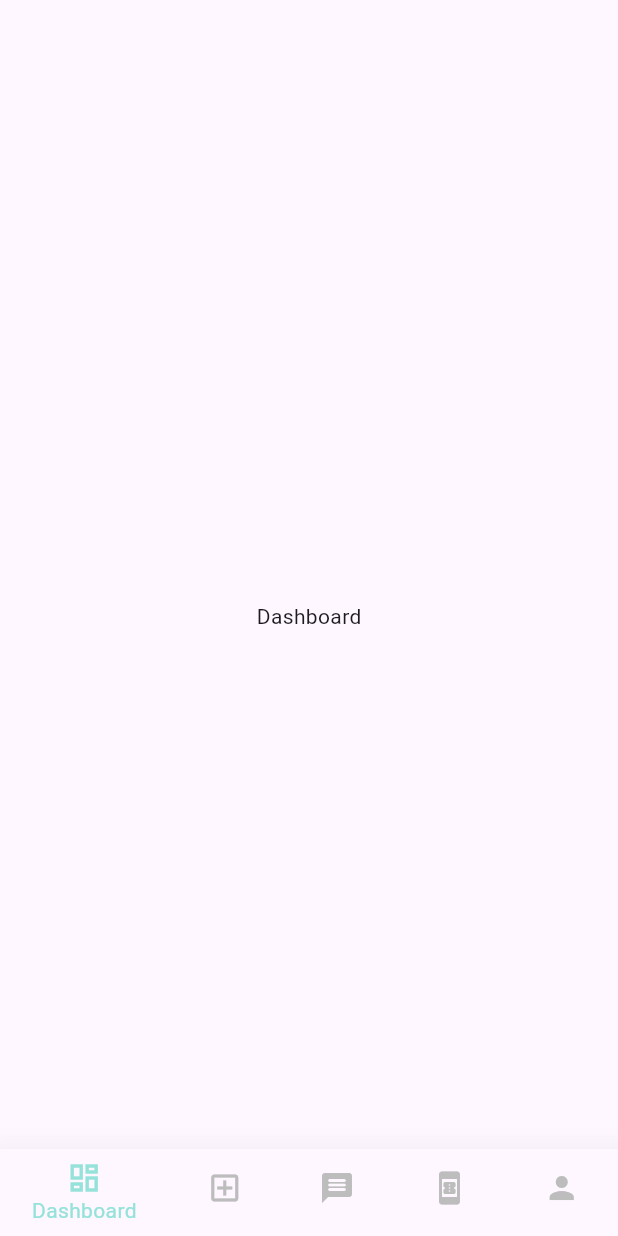
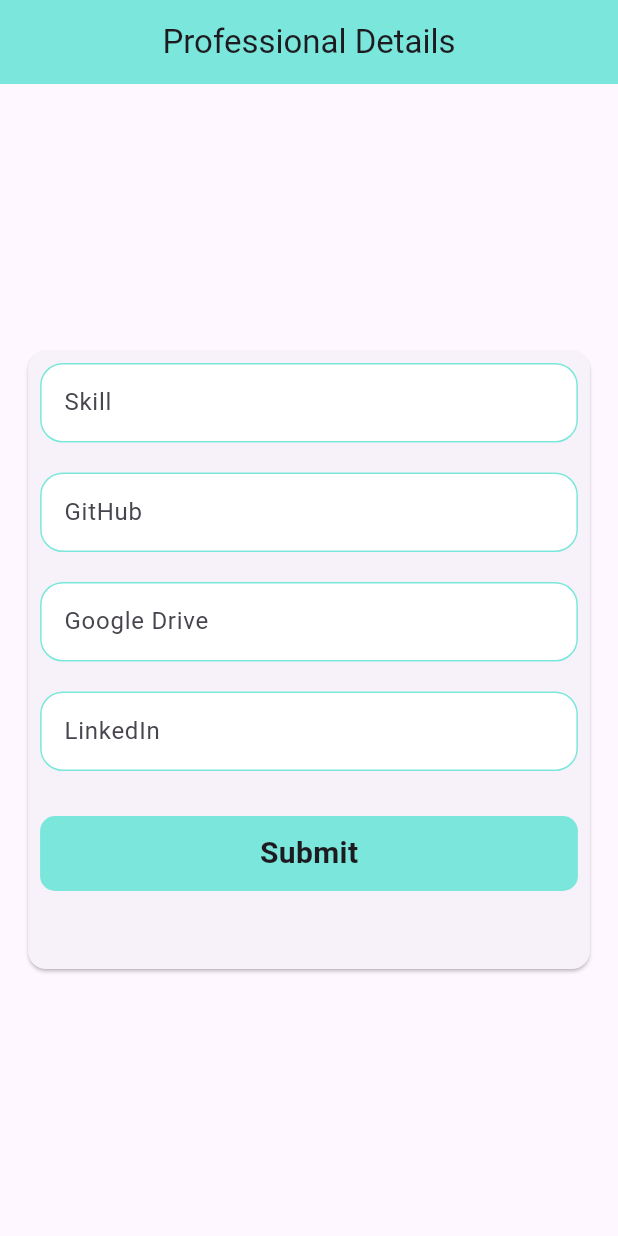
Before and after one commit to iambinshad/smartico-service-app, a Flutter app: the screen it shows after launch, on a phone screen of 412 x 824 dp. Run offline on Flutter 3.47's test engine with Material 2 defaults, Android fonts, the phone set to English and light mode, and no system bars; our stand-ins replace carousel_slider, csc_picker, dio, email_validator, flutter_secure_storage, google_fonts and 3 more; missing offline and left inert: cloudinary_public.

Commit message:
complete sign up scrn 1 done

```diff
--- /dev/null
+++ b/lib/application/vendor/complete_signup/complete_signup_provider.dart
@@ -0,0 +1,41 @@
+
+import 'package:flutter/material.dart';
+
+class CompleteSignUpProvider with ChangeNotifier{
+
+dynamic countryValue ;
+dynamic stateValue ;
+dynamic cityValue ;
+
+String? profileImage ;
+final fullName = TextEditingController();
+final email = TextEditingController();
+  final address = TextEditingController();
+  final about = TextEditingController();
+  final country = TextEditingController();
+  final state = TextEditingController();
+  final city = TextEditingController();
+  final pincode = TextEditingController();
+  final skill = TextEditingController();
+  final googleDrive = TextEditingController();
+  final linkedIn = TextEditingController();
+  final gitHub = TextEditingController();
+  final gender = TextEditingController();
+  final mobile = TextEditingController();
+
+
+void setCountryValue (value){
+   countryValue= value;
+  notifyListeners();
+
+}
+void setStateValue(value){
+  stateValue =value;
+  notifyListeners();
+
+}
+void setCityValue(value){
+  cityValue = value;
+  notifyListeners();
+}
+}
--- a/lib/main.dart
+++ b/lib/main.dart
@@ -14,12 +14,14 @@ import 'package:smartico/application/admin/admin_provider.dart';
 import 'package:smartico/application/common/common_provider.dart';
 import 'package:smartico/application/user/show_all_gigs/fetch_single_gig_details.dart';
 import 'package:smartico/application/vendor/vendor_provider.dart';
-import 'package:smartico/common/splash_screen.dart';
-import 'package:smartico/vendor/view/bottom_nav/vendor_bottom_nav.dart';
+import 'package:smartico/vendor/view/vendor_approve_screen/vendor_approve_scrn2.dart';
+
 import 'application/user/show_all_gigs/show_all_gigs.dart';
 import 'application/user/user_provider.dart';
+import 'application/vendor/complete_signup/complete_signup_provider.dart';
 import 'application/vendor/gig_provider/new_gig_create_provider.dart';
 import 'application/vendor/gig_provider/show_all_gig_provider.dart';
+import 'vendor/view/vendor_approve_screen/vendor_approve_scrn1.dart';
 void main() {
   WidgetsFlutterBinding.ensureInitialized();
   SystemChrome.setSystemUIOverlayStyle(const SystemUiOverlayStyle(
@@ -56,7 +58,8 @@ class MyApp extends StatelessWidget {
         ListenableProvider(
           create: (context) => RecentServicesProvider(),
         ),
-        ListenableProvider(create: (context) => SingleGigDetailsProvider(),)
+        ListenableProvider(create: (context) => SingleGigDetailsProvider(),),
+        ListenableProvider(create: (context) => CompleteSignUpProvider(),)
       ],
       child: MaterialApp(
         title: 'Smartico Service Provider',
@@ -64,7 +67,7 @@ class MyApp extends StatelessWidget {
           useMaterial3: true,
           primarySwatch: Colors.blue,
         ),
-        home: const VendorBottomNavBar (),
+        home:  VendorApprovalSecondScrn (),
         debugShowCheckedModeBanner: false,
       ),
     );
--- a/lib/vendor/model/complete_sign_up/complete_sign_up.dart
+++ b/lib/vendor/model/complete_sign_up/complete_sign_up.dart
@@ -1,57 +1,80 @@
+class CompleteSignUpModel {
+  String fullName;
+  String? userName;
+  String email;
+  String? skill;
+  String? googleDrive;
+  String? linkedIn;
+  String? github;
+  Address address;
+  String? upiId;
+  String about;
+  String profilePhoto;
+  String? dob;
+  String? gender;
+  String phone;
 
-class CompleteSignUpModel {
   CompleteSignUpModel({
-        required this.skill,
-        required this.googleDrive,
-        required this.linkedIn,
-        required this.github,
+   required this.fullName,
+    this.userName,
+   required this.email,
+    this.skill,
+    this.googleDrive,
+    this.linkedIn,
+    this.github,
    required this.address,
     this.upiId,
    required this.about,
    required this.profilePhoto,
-         this.status,
-         this.date,
+    this.dob,
+    this.gender,
+   required this.phone,
   });
 
-    String skill;
-    String googleDrive;
-    String linkedIn;
-    String github;
-    Address address;
-    String? upiId;
-    String about;
-    String profilePhoto;
-    String? status;
-    String? date;
-
-    factory CompleteSignUpModel.fromJson(Map<String, dynamic> json) => CompleteSignUpModel(
-        skill: json["skill"],
-        googleDrive: json["googleDrive"],
-        linkedIn: json["linkedIn"],
-        github: json["github"],
-        address: Address.fromJson(json["address"]),
-        upiId: json["upiId"],
-        about: json["about"],
-        profilePhoto: json["profilePhoto"],
-        status: json["status"],
-        date: json["date"],
+  factory CompleteSignUpModel.fromJson(Map<String, dynamic> json) {
+    return CompleteSignUpModel(
+      fullName: json['fullName'],
+      userName: json['userName'],
+      email: json['email'],
+      skill: json['skill'],
+      googleDrive: json['googleDrive'],
+      linkedIn: json['linkedIn'],
+      github: json['github'],
+      address: Address.fromJson(json['address']),
+      upiId: json['upiId'],
+      about: json['about'],
+      profilePhoto: json['profilePhoto'],
+      dob: json['dob'],
+      gender: json['gender'],
+      phone: json['phone'],
     );
+  }
 
   Map<String, dynamic> toJson() => {
-        "skill": skill,
-        "googleDrive": googleDrive,
-        "linkedIn": linkedIn,
-        "github": github,
-        "address": address.toJson(),
-        "upiId": upiId,
-        "about": about,
-        "profilePhoto": profilePhoto,
-        "status": status,
-        "date": date,
+        'fullName': fullName,
+        'userName': userName,
+        'email': email,
+        'skill': skill,
+        'googleDrive': googleDrive,
+        'linkedIn': linkedIn,
+        'github': github,
+        'address': address.toJson(),
+        'upiId': upiId,
+        'about': about,
+        'profilePhoto': profilePhoto,
+        'dob': dob,
+        'gender': gender,
+        'phone': phone,
       };
 }
 
 class Address {
+  String pincode;
+  String country;
+  String currentAddress;
+  String city;
+  String state;
+
   Address({
    required this.pincode,
    required this.country,
@@ -60,25 +83,21 @@ class Address {
    required this.state,
   });
 
-    String pincode;
-    String country;
-    String currentAddress;
-    String city;
-    String state;
-
-    factory Address.fromJson(Map<String, dynamic> json) => Address(
-        pincode: json["pincode"],
-        country: json["country"],
-        currentAddress: json["currentAddress"],
-        city: json["city"],
-        state: json["state"],
+  factory Address.fromJson(Map<String, dynamic> json) {
+    return Address(
+      pincode: json['pincode'],
+      country: json['country'],
+      currentAddress: json['currentAddress'],
+      city: json['city'],
+      state: json['state'],
     );
+  }
 
   Map<String, dynamic> toJson() => {
-        "pincode": pincode,
-        "country": country,
-        "currentAddress": currentAddress,
-        "city": city,
-        "state": state,
+        'pincode': pincode,
+        'country': country,
+        'currentAddress': currentAddress,
+        'city': city,
+        'state': state,
       };
 }
--- a/lib/vendor/view/bottom_nav_screens/gigs/gigs_scrn.dart
+++ b/lib/vendor/view/bottom_nav_screens/gigs/gigs_scrn.dart
@@ -109,7 +109,7 @@ class _GigsScreenState extends State<GigsScreen> {
           )),
       appBar: AppBar(
         elevation: 5.0,
-        backgroundColor: Color.fromARGB(255, 1, 139, 253),
+        backgroundColor:const Color.fromARGB(255, 1, 139, 253),
         // ignore: prefer_const_constructors
         title: Text(
           'Gigs',
--- /dev/null
+++ b/lib/vendor/view/vendor_approve_screen/vendor_approve_scrn2.dart
@@ -0,0 +1,85 @@
+import 'package:flutter/material.dart';
+import 'package:provider/provider.dart';
+import 'package:smartico/application/vendor/complete_signup/complete_signup_provider.dart';
+import 'package:smartico/core/constants.dart';
+import 'package:smartico/core/widgets.dart';
+import 'package:smartico/vendor/model/complete_sign_up/complete_sign_up.dart';
+
+class VendorApprovalSecondScrn extends StatelessWidget {
+   VendorApprovalSecondScrn({super.key});
+
+  @override
+  Widget build(BuildContext context) {
+    final width = MediaQuery.of(context).size.width;
+    final height = MediaQuery.of(context).size.height;
+    final prov = context.read<CompleteSignUpProvider>();
+    return Scaffold(
+      appBar: AppBar(
+        backgroundColor: mainColor,
+        centerTitle: true,
+        title: const Text(
+          'Professional Details',
+        ),
+      ),
+      body: Center(
+        child: Card(
+          child: SizedBox(
+            width: width / 1.1,
+            height: height / 2,
+            child: Padding(
+              padding: const EdgeInsets.all(8.0),
+              child: Column(
+                children: [
+                  MyTextFormField(
+                      controller: prov.skill,
+                      hintText: 'Enter skills',
+                      labelText: 'Skill'),
+                  kHeight20,
+                  MyTextFormField(
+                      controller: prov.gitHub,
+                      hintText: 'Enter GitHub Link',
+                      labelText: 'GitHub'),
+                  kHeight20,
+                  MyTextFormField(
+                      controller: prov.gitHub,
+                      hintText: 'Enter Google Drive Link',
+                      labelText: 'Google Drive'),
+                  kHeight20,
+                  MyTextFormField(
+                      controller: prov.gitHub,
+                      hintText: 'Enter LinkedIn Link',
+                      labelText: 'LinkedIn'),
+                  kHeight30,
+                  GestureDetector(
+                    onTap: () {
+                      SubmitClicked(context);
+                    },
+                    child: Container(
+                      decoration: BoxDecoration(
+                          color: const Color.fromARGB(255, 123, 230, 219),
+                          borderRadius: BorderRadius.circular(10)),
+                      height: 50,
+                      width: width / 1.11,
+                      child: const Center(
+                          child: Text(
+                        'Submit',
+                        style:
+                            TextStyle(fontSize: 20, fontWeight: FontWeight.bold),
+                      )),
+                    ),
+                  ),
+                ],
+              ),
+            ),
+          ),
+        ),
+      ),
+    );
+  }
+
+  void SubmitClicked(context) {
+final prov =Provider.of<CompleteSignUpProvider>(context);
+    // final vendorProfileModelData = CompleteSignUpModel(fullName:prov.fullName.text,  email:prov.email.text.trim(), address:prov.address[], about: about, profilePhoto: profilePhoto, phone: phone)
+
+  }
+}
--- a/pubspec.yaml
+++ b/pubspec.yaml
@@ -45,6 +45,7 @@ dependencies:
   overlay_support: ^2.1.0
   google_fonts: ^4.0.3
   image_picker: ^0.8.7
+  csc_picker: 0.2.7
   cloudinary_public:
 
 
```
Also changed, not shown: lib/core/widgets.dart (+71 -2 lines), lib/vendor/view/authentication/vendor_signup_firsrt_scrn.dart (+55 -40 lines), lib/vendor/view/authentication/vendor_signup_secon_scrn.dart (+3 -8 lines), lib/vendor/view/vendor_approve_screen/vendor_approve_scrn1.dart (renamed from lib/vendor/view/vendor_approve_screen/vendor_approval.dart, +85 -87 lines), pubspec.lock. Lines whose indentation alone changed are shown as unchanged.
